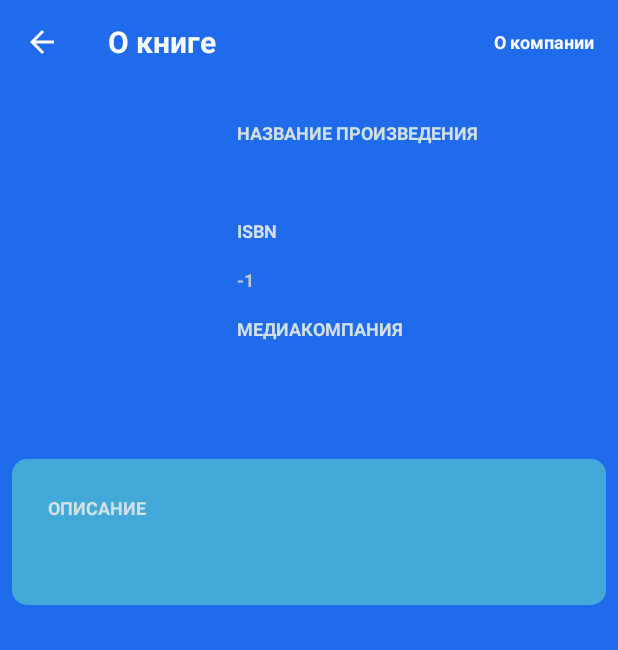
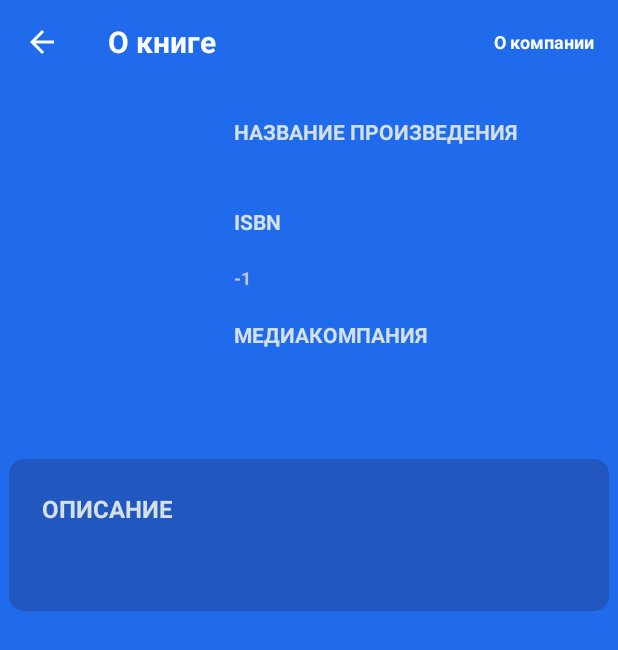
Before and after one commit to CoderPants/IronWaterTestApp, an Android app: the fragment ProductDescriptionFragment placed in its activity, on a phone screen of 412 x 824 dp. Shown: the top 650 px of the screen. Run offline under Robolectric (Android 15) with nearby library versions, the phone set to English and light mode, and no system bars; 3 statements that could not run were skipped.

Commit message:
Desing dergadation
Refactored rv fragment

```diff
--- a/app/src/main/java/com/ironwater/testapp/ui/fragments/ProductListFragment.kt
+++ b/app/src/main/java/com/ironwater/testapp/ui/fragments/ProductListFragment.kt
@@ -61,16 +61,12 @@ class ProductListFragment : Fragment(R.layout.product_list_fragment) {
                     .navigate(R.id.action_productListFragment_to_productDescriptionFragment, bundle)
             }
 
-            override fun getDrawable(imageName: String): Drawable =
-                viewModel.getDrawableByName(imageName, activity = activity as AppCompatActivity)
+            /*override fun getDrawable(imageName: String): Drawable =
+                viewModel.getDrawableByName(imageName, activity = activity as AppCompatActivity)*/
         })
 
         rv_for_products.apply {
-            layoutManager = LinearLayoutManager(
-                context,
-                LinearLayoutManager.HORIZONTAL,
-                false
-            )
+            layoutManager = LinearLayoutManager(context)
             adapter = rvAdapter
             setHasFixedSize(true)
         }
--- a/app/src/main/java/com/ironwater/testapp/ui/rvadapters/ProductsAdapter.kt
+++ b/app/src/main/java/com/ironwater/testapp/ui/rvadapters/ProductsAdapter.kt
@@ -42,7 +42,7 @@ class ProductsAdapter : RecyclerView.Adapter<ProductsAdapter.ProductViewHolder>(
         fun bind(product : Product){
             itemView.tv_for_product_id.text = product.isbn.toString()
             itemView.tv_for_product_name.text = product.title
-            itemView.iv_for_product_image.setImageDrawable( callback.getDrawable(product.image) )
+            //itemView.iv_for_product_image.setImageDrawable( callback.getDrawable(product.image) )
 
             itemView.rv_element_container.setOnClickListener{
                 callback.redirectToDescriptionFragment(productId = product.isbn)
@@ -53,6 +53,6 @@ class ProductsAdapter : RecyclerView.Adapter<ProductsAdapter.ProductViewHolder>(
     interface RVCallBack{
         fun redirectToDescriptionFragment(productId : Long)
 
-        fun getDrawable(imageName : String) : Drawable
+        //fun getDrawable(imageName : String) : Drawable
     }
 }
--- a/app/src/main/res/drawable/description_background.xml
+++ b/app/src/main/res/drawable/description_background.xml
@@ -2,5 +2,9 @@
 <shape xmlns:android="http://schemas.android.com/apk/res/android">
     <corners android:radius="@dimen/rv_element_corners_radius"/>
 
-    <solid android:color="@color/colorPrimaryDark"/>
+   <!-- <gradient
+        android:startColor="@color/appOrangeDark"
+        android:endColor="@color/appOrangeLight" />-->
+
+   <solid android:color="@color/appLightBlue"/>
 </shape>
--- a/app/src/main/res/layout/product_company_fragment.xml
+++ b/app/src/main/res/layout/product_company_fragment.xml
@@ -15,7 +15,6 @@
                 android:id="@+id/iv_for_company_logo"
                 android:layout_width="100dp"
                 android:layout_height="100dp"
-                android:src="@drawable/azbuka_logo"
                 android:layout_gravity="center_horizontal"
                 app:layout_constraintEnd_toEndOf="parent"
                 app:layout_constraintStart_toStartOf="parent"
@@ -26,6 +25,7 @@
                 android:layout_width="wrap_content"
                 android:layout_height="wrap_content"
                 android:textAppearance="@style/TextPrimary"
+                android:textColor="@color/black"
                 android:layout_gravity="center_horizontal"
                 android:padding="@dimen/rv_element_padding"
                 app:layout_constraintEnd_toEndOf="parent"
--- a/app/src/main/res/layout/product_description_fragment.xml
+++ b/app/src/main/res/layout/product_description_fragment.xml
@@ -41,7 +41,6 @@
             android:padding="@dimen/description_tv_padding"
             android:text="@string/product_name"
             android:textAllCaps="true"
-            android:textSize="12sp"
             android:textAppearance="@style/TextPrimary"
             app:layout_constraintStart_toEndOf="@+id/description_fragment_iv_container"
             app:layout_constraintTop_toTopOf="@+id/description_fragment_iv_container" />
@@ -61,7 +60,6 @@
             android:layout_height="wrap_content"
             android:text="@string/product_id"
             android:textAllCaps="true"
-            android:textSize="12sp"
             android:padding="@dimen/description_tv_padding"
             android:textAppearance="@style/TextPrimary"
             app:layout_constraintStart_toEndOf="@+id/description_fragment_iv_container"
@@ -74,7 +72,8 @@
             android:padding="@dimen/description_tv_padding"
             android:textAppearance="@style/TextSecondary"
             app:layout_constraintStart_toEndOf="@+id/description_fragment_iv_container"
-            app:layout_constraintTop_toBottomOf="@+id/description_fragment_tv_product_id" />
+            app:layout_constraintTop_toBottomOf="@+id/description_fragment_tv_product_id"
+            app:layout_constraintBottom_toTopOf="@+id/description_fragment_tv_product_company"/>
 
         <TextView
             android:id="@+id/description_fragment_tv_product_company"
@@ -82,11 +81,11 @@
             android:layout_height="wrap_content"
             android:text="@string/product_company"
             android:textAllCaps="true"
-            android:textSize="12sp"
             android:padding="@dimen/description_tv_padding"
             android:textAppearance="@style/TextPrimary"
             app:layout_constraintStart_toEndOf="@+id/description_fragment_iv_container"
-            app:layout_constraintTop_toBottomOf="@+id/description_fragment_tv_for_product_id" />
+            app:layout_constraintTop_toBottomOf="@+id/description_fragment_tv_for_product_id"
+            app:layout_constraintBottom_toTopOf="@+id/description_fragment_tv_for_product_company"/>
 
         <TextView
             android:id="@+id/description_fragment_tv_for_product_company"
@@ -95,7 +94,8 @@
             android:padding="@dimen/description_tv_padding"
             android:textAppearance="@style/TextSecondary"
             app:layout_constraintStart_toEndOf="@+id/description_fragment_iv_container"
-            app:layout_constraintTop_toBottomOf="@+id/description_fragment_tv_product_company" />
+            app:layout_constraintTop_toBottomOf="@+id/description_fragment_tv_product_company"
+            app:layout_constraintBottom_toBottomOf="@+id/description_fragment_iv_container"/>
 
 
         <!--<View
@@ -131,7 +131,7 @@
                 android:paddingStart="@dimen/rv_element_padding"
                 android:paddingEnd="@dimen/rv_element_padding"
                 android:textAppearance="@style/TextPrimary"
-                android:textSize="12sp"
+                android:textSize="16sp"
                 app:layout_constraintEnd_toEndOf="parent"
                 app:layout_constraintStart_toStartOf="parent"
                 app:layout_constraintTop_toBottomOf="@+id/description_fragment_iv_for_product_image" />
@@ -142,6 +142,7 @@
                 android:layout_height="wrap_content"
                 android:padding="@dimen/rv_element_padding"
                 android:textAppearance="@style/TextSecondary"
+                android:textSize="14sp"
                 app:layout_constraintEnd_toEndOf="parent"
                 app:layout_constraintStart_toStartOf="parent"
                 app:layout_constraintTop_toBottomOf="@+id/description_fragment_tv_product_description" />
--- a/app/src/main/res/layout/product_list_fragment.xml
+++ b/app/src/main/res/layout/product_list_fragment.xml
@@ -4,7 +4,7 @@
     android:layout_width="match_parent"
     android:layout_height="match_parent"
     xmlns:app="http://schemas.android.com/apk/res-auto"
-    android:background="@color/appBlue">
+    android:background="@color/appWhite">
 
    <androidx.recyclerview.widget.RecyclerView
        android:id="@+id/rv_for_products"
--- a/app/src/main/res/values/colors.xml
+++ b/app/src/main/res/values/colors.xml
@@ -18,6 +18,7 @@
 <!--    #040FA9 - blueDark
 #4559B8 - textPrimary-->
     <color name="appBlue">#206bec</color>
+    <color name="appLightBlue">#2257C0</color>
     <color name="appDarkBlue">#040FA9</color>
     <color name="appWhite">#FBFCFC</color>
     <color name="appGray">#909CB5</color>
--- a/app/src/main/res/values/dimens.xml
+++ b/app/src/main/res/values/dimens.xml
@@ -2,12 +2,12 @@
 <resources>
     <dimen name="rv_element_padding">16dp</dimen>
     <dimen name="rv_element_margin">24dp</dimen>
-    <dimen name="rv_element_height">24dp</dimen>
     <dimen name="rv_image_width">250dp</dimen>
     <dimen name="rv_image_height">350dp</dimen>
     <dimen name="rv_bottom_border_margin_top">12dp</dimen>
     <dimen name="rv_element_tv_width">230dp</dimen>
-    <dimen name="rv_element_tv_height">60dp</dimen>
+    <dimen name="rv_element_tv_height">40dp</dimen>
+    <dimen name="rv_element_tv_height_secondary">24dp</dimen>
     <dimen name="rv_element_corners_radius">10dp</dimen>
 
     <dimen name="scrollview_padding_bottom">56dp</dimen>
@@ -19,5 +19,5 @@
     <dimen name="description_iv_width">150dp</dimen>
     <dimen name="description_iv_height">210dp</dimen>
     <dimen name="rv_scrollview_width">312dp</dimen>
-    <dimen name="description_tv_padding">8dp</dimen>
+    <dimen name="description_tv_padding">6dp</dimen>
 </resources>
```
Also changed, not shown: app/src/main/res/layout/product_rv_element.xml (+13 -59 lines).
